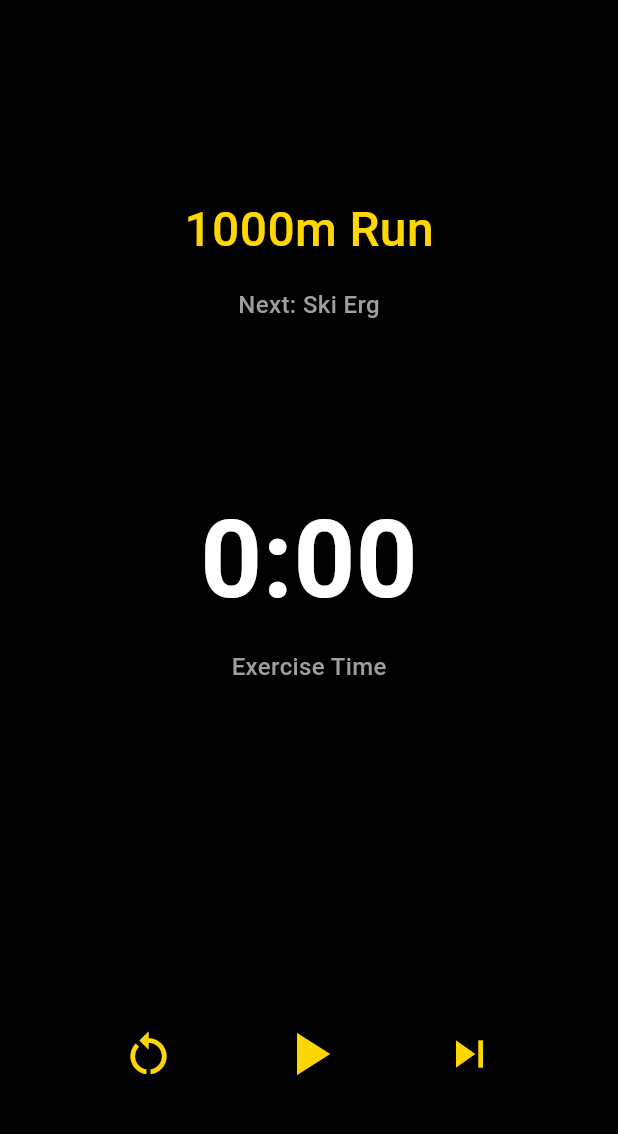
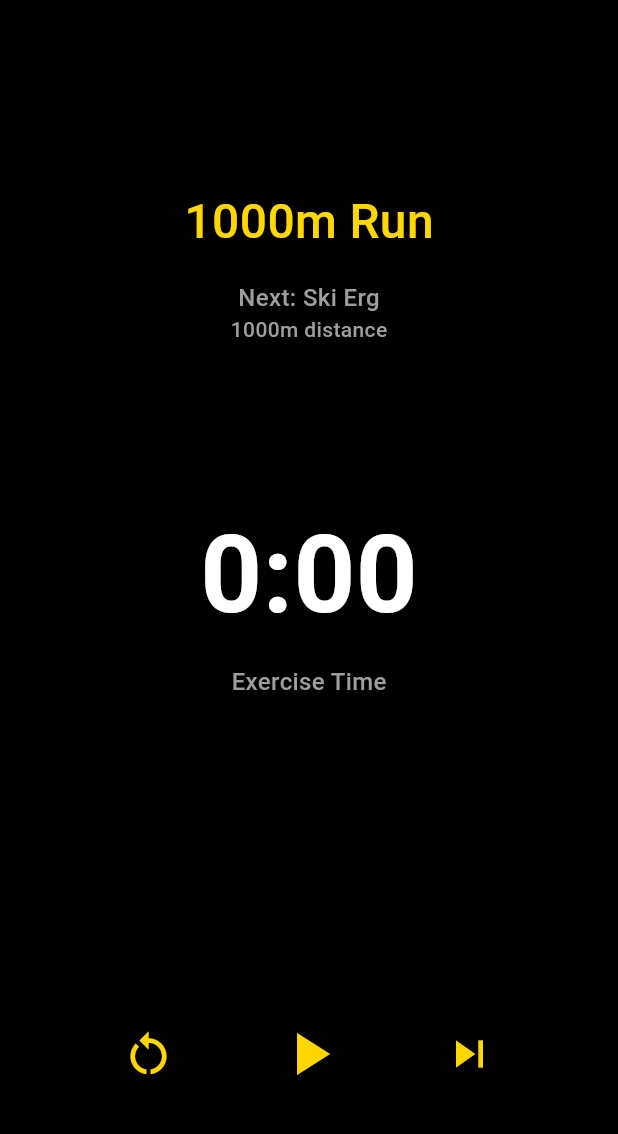
Before and after one commit to HenryCorn/Hyrox, a Flutter app: the screen it shows after launch, after a tap on "Men Singles", on a phone screen of 412 x 824 dp, the part 86-1220 px from its top. Run offline on Flutter 3.47's test engine with Material 3 defaults, Android fonts, the phone set to English and light mode, and no system bars; our stand-ins replace built_collection, built_value, dio; missing offline and left inert: one_of_serializer, screen_brightness; generated files the repository leaves out were written again.

Commit message:
feat(workout): enhance workout routines with category-specific exercises and weights

```diff
--- a/apps/mobile/lib/models/hyrox_workouts.dart
+++ b/apps/mobile/lib/models/hyrox_workouts.dart
@@ -16,22 +16,83 @@ class HyroxWorkout {
           id: 'hyrox_men_singles',
           name: 'HYROX Men Singles',
           description: 'Standard HYROX workout for men',
-          exercises: _getStandardExercises(),
-          totalDuration: 0, // No fixed duration for HYROX
+          exercises: _getExercises(category),
+          totalDuration: 0,
         );
-      // Add other categories as needed
-      default:
+      case HyroxCategory.menPro:
         return WorkoutRoutine(
-          id: 'hyrox_men_singles',
-          name: 'HYROX Men Singles',
-          description: 'Standard HYROX workout for men',
-          exercises: _getStandardExercises(),
+          id: 'hyrox_men_pro',
+          name: 'HYROX Men Pro',
+          description: 'Professional HYROX workout for men',
+          exercises: _getExercises(category),
+          totalDuration: 0,
+        );
+      case HyroxCategory.womenSingles:
+        return WorkoutRoutine(
+          id: 'hyrox_women_singles',
+          name: 'HYROX Women Singles',
+          description: 'Standard HYROX workout for women',
+          exercises: _getExercises(category),
+          totalDuration: 0,
+        );
+      case HyroxCategory.womenPro:
+        return WorkoutRoutine(
+          id: 'hyrox_women_pro',
+          name: 'HYROX Women Pro',
+          description: 'Professional HYROX workout for women',
+          exercises: _getExercises(category),
+          totalDuration: 0,
+        );
+      case HyroxCategory.doubles:
+        return WorkoutRoutine(
+          id: 'hyrox_doubles',
+          name: 'HYROX Doubles',
+          description: 'HYROX workout for teams of two',
+          exercises: _getExercises(category),
           totalDuration: 0,
         );
     }
   }
 
-  static List<Exercise> _getStandardExercises() {
+  static List<Exercise> _getExercises(HyroxCategory category) {
+    // Define weights based on category
+    double sledPushWeight;
+    double sledPullWeight;
+    double farmersCarryWeight;
+    double sandbagWeight;
+
+    switch (category) {
+      case HyroxCategory.menSingles:
+        sledPushWeight = 175;
+        sledPullWeight = 125;
+        farmersCarryWeight = 32;
+        sandbagWeight = 20;
+        break;
+      case HyroxCategory.menPro:
+        sledPushWeight = 200;
+        sledPullWeight = 150;
+        farmersCarryWeight = 35;
+        sandbagWeight = 22.5;
+        break;
+      case HyroxCategory.womenSingles:
+        sledPushWeight = 125;
+        sledPullWeight = 75;
+        farmersCarryWeight = 24;
+        sandbagWeight = 15;
+        break;
+      case HyroxCategory.womenPro:
+        sledPushWeight = 150;
+        sledPullWeight = 100;
+        farmersCarryWeight = 27;
+        sandbagWeight = 17.5;
+        break;
+      case HyroxCategory.doubles:
+        sledPushWeight = 175;
+        sledPullWeight = 125;
+        farmersCarryWeight = 32;
+        sandbagWeight = 20;
+        break;
+    }
     return [
       Exercise(
         name: '1000m Run',
@@ -42,6 +103,7 @@ class HyroxWorkout {
         name: 'Ski Erg',
         duration: 0,
         description: '1000m Ski Erg',
+        weightNote: '1000m distance',
       ),
       Exercise(
         name: '1000m Run',
@@ -52,6 +114,8 @@ class HyroxWorkout {
         name: 'Sled Push',
         duration: 0,
         description: '50m Sled Push',
+        weight: sledPushWeight,
+        weightNote: '${sledPushWeight.toStringAsFixed(0)}kg sled',
       ),
       Exercise(
         name: '1000m Run',
@@ -62,6 +126,8 @@ class HyroxWorkout {
         name: 'Sled Pull',
         duration: 0,
         description: '50m Sled Pull',
+        weight: sledPullWeight,
+        weightNote: '${sledPullWeight.toStringAsFixed(0)}kg sled',
       ),
       Exercise(
         name: '1000m Run',
@@ -72,6 +138,7 @@ class HyroxWorkout {
         name: 'Burpee Broad Jumps',
         duration: 0,
         description: '80m Burpee Broad Jumps',
+        weightNote: '8 sets of 10m',
       ),
       Exercise(
         name: '1000m Run',
@@ -82,6 +149,7 @@ class HyroxWorkout {
         name: 'Rowing',
         duration: 0,
         description: '1000m Row',
+        weightNote: '1000m distance',
       ),
       Exercise(
         name: '1000m Run',
@@ -92,6 +160,8 @@ class HyroxWorkout {
         name: 'Farmers Carry',
         duration: 0,
         description: '200m Farmers Carry',
+        weight: farmersCarryWeight,
+        weightNote: '${farmersCarryWeight.toStringAsFixed(0)}kg per hand',
       ),
       Exercise(
         name: '1000m Run',
@@ -102,6 +172,8 @@ class HyroxWorkout {
         name: 'Sandbag Lunges',
         duration: 0,
         description: '100m Sandbag Lunges',
+        weight: sandbagWeight,
+        weightNote: '${sandbagWeight.toStringAsFixed(1)}kg sandbag',
       ),
       Exercise(
         name: '1000m Run',
--- a/apps/mobile/lib/models/workout_routine.dart
+++ b/apps/mobile/lib/models/workout_routine.dart
@@ -18,10 +18,14 @@ class Exercise {
   final String name;
   final int duration; // in seconds
   final String? description;
+  final double? weight; // in kg
+  final String? weightNote;
 
   Exercise({
     required this.name,
     required this.duration,
     this.description,
+    this.weight,
+    this.weightNote,
   });
 }
--- a/apps/mobile/lib/screens/active_workout_screen.dart
+++ b/apps/mobile/lib/screens/active_workout_screen.dart
@@ -204,12 +204,30 @@ class _ActiveWorkoutScreenState extends State<ActiveWorkoutScreen> {
             fontSize: 32,
           ),
         ),
+        if (currentExercise.weightNote != null) ...[
+          const SizedBox(height: 8),
+          Text(
+            currentExercise.weightNote!,
+            style: WorkoutTheme.exerciseNameStyle.copyWith(
+              color: WorkoutTheme.primaryYellow,
+              fontSize: 18,
+            ),
+          ),
+        ],
         if (nextExercise != null) ...[
           const SizedBox(height: 16),
           Text(
             'Next: ${nextExercise!.name}',
             style: WorkoutTheme.exerciseNameStyle,
           ),
+          if (nextExercise!.weightNote != null)
+            Text(
+              nextExercise!.weightNote!,
+              style: WorkoutTheme.exerciseNameStyle.copyWith(
+                fontSize: 14,
+                color: WorkoutTheme.textGrey,
+              ),
+            ),
         ],
       ],
     );
--- a/apps/mobile/lib/screens/workout_selection_screen.dart
+++ b/apps/mobile/lib/screens/workout_selection_screen.dart
@@ -1,5 +1,6 @@
 import 'package:flutter/material.dart';
 import '../models/hyrox_workouts.dart';
+import '../theme/workout_theme.dart';
 import 'active_workout_screen.dart';
 
 class WorkoutSelectionScreen extends StatelessWidget {
@@ -8,10 +9,19 @@ class WorkoutSelectionScreen extends StatelessWidget {
   @override
   Widget build(BuildContext context) {
     return Scaffold(
+      backgroundColor: WorkoutTheme.backgroundBlack,
       appBar: AppBar(
-        title: const Text('HYROX Workout'),
+        backgroundColor: WorkoutTheme.surfaceBlack,
+        title: const Text(
+          'HYROX Workout',
+          style: TextStyle(
+            color: WorkoutTheme.primaryYellow,
+            fontWeight: FontWeight.bold,
+          ),
+        ),
       ),
       body: ListView(
+        padding: const EdgeInsets.symmetric(vertical: 16.0),
         children: [
           _buildCategoryCard(
             context,
@@ -55,14 +65,16 @@ class WorkoutSelectionScreen extends StatelessWidget {
     HyroxCategory category,
   ) {
     return Card(
-      margin: const EdgeInsets.all(8.0),
-      child: ListTile(
-        contentPadding: const EdgeInsets.all(16.0),
-        title: Text(
-          title,
-          style: Theme.of(context).textTheme.titleLarge,
+      margin: const EdgeInsets.symmetric(horizontal: 16.0, vertical: 8.0),
+      color: WorkoutTheme.surfaceBlack,
+      shape: RoundedRectangleBorder(
+        borderRadius: BorderRadius.circular(12.0),
+        side: const BorderSide(
+          color: WorkoutTheme.primaryYellow,
+          width: 1.0,
         ),
-        subtitle: Text(description),
+      ),
+      child: InkWell(
         onTap: () {
           final workout = HyroxWorkout.getWorkout(category);
           Navigator.of(context).push(
@@ -71,6 +83,30 @@ class WorkoutSelectionScreen extends StatelessWidget {
             ),
           );
         },
+        child: Padding(
+          padding: const EdgeInsets.all(16.0),
+          child: Column(
+            crossAxisAlignment: CrossAxisAlignment.start,
+            children: [
+              Text(
+                title,
+                style: const TextStyle(
+                  color: WorkoutTheme.primaryYellow,
+                  fontSize: 24,
+                  fontWeight: FontWeight.bold,
+                ),
+              ),
+              const SizedBox(height: 8),
+              Text(
+                description,
+                style: const TextStyle(
+                  color: WorkoutTheme.textWhite,
+                  fontSize: 16,
+                ),
+              ),
+            ],
+          ),
+        ),
       ),
     );
   }
```
